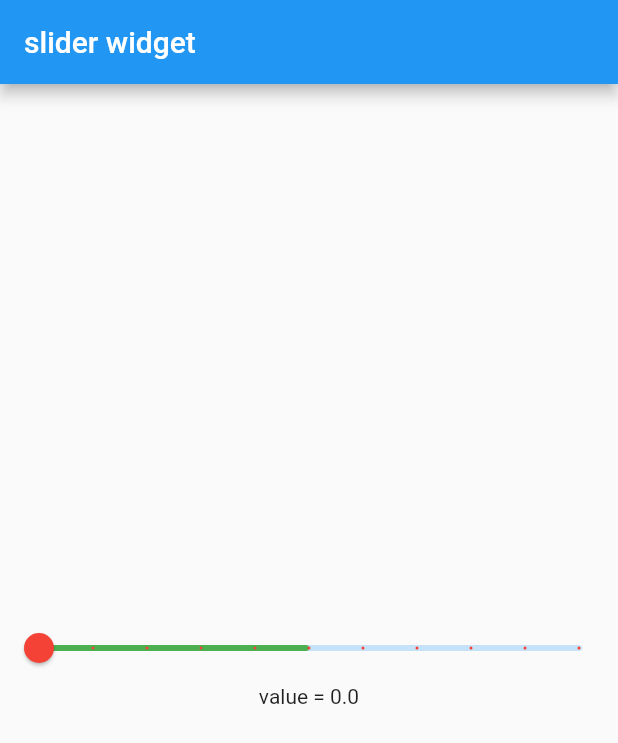
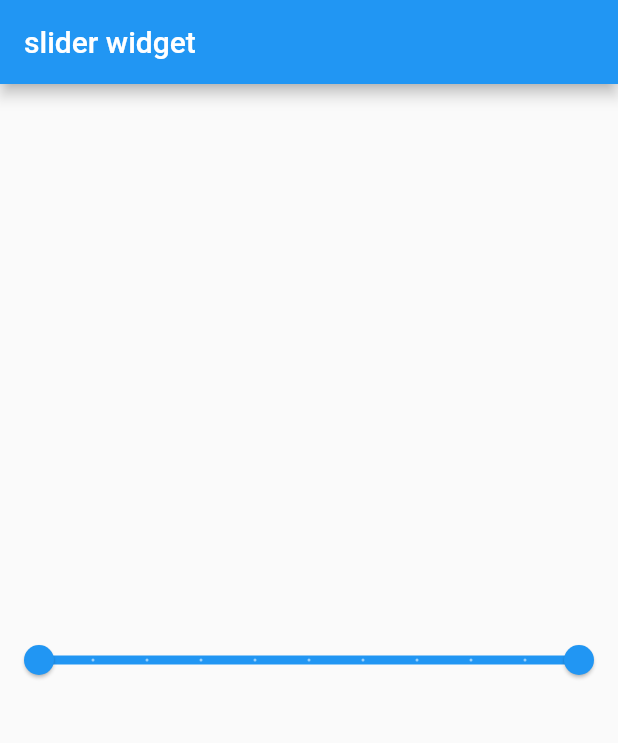
Before and after one commit to huhx/flutter_learn, a Flutter app: the screen it shows after launch, on a phone screen of 412 x 824 dp. Shown: the top 743 px of the screen. Run offline on Flutter 3.47's test engine with Material 2 defaults, Android fonts, the phone set to English and light mode, and no system bars.

Commit message:
[huhx] -Widget: add RangeSlider widget

```diff
--- /dev/null
+++ b/lib/basic/range_slider_widget.dart
@@ -0,0 +1,32 @@
+import 'package:flutter/material.dart';
+
+class RangeSliderWidget extends StatefulWidget {
+  const RangeSliderWidget({super.key});
+
+  @override
+  State<RangeSliderWidget> createState() => _RangeSliderWidgetState();
+}
+
+class _RangeSliderWidgetState extends State<RangeSliderWidget> {
+  RangeValues rangeValues = const RangeValues(0, 100);
+
+  @override
+  Widget build(BuildContext context) {
+    return Scaffold(
+      appBar: AppBar(title: const Text("slider widget")),
+      body: Center(
+        child: RangeSlider(
+          divisions: 10,
+          labels: RangeLabels(
+            rangeValues.start.toString(),
+            rangeValues.end.toString(),
+          ),
+          min: 0,
+          max: 100,
+          values: rangeValues,
+          onChanged: (value) => setState(() => rangeValues = value),
+        ),
+      ),
+    );
+  }
+}
--- a/lib/main.dart
+++ b/lib/main.dart
@@ -1,6 +1,6 @@
 import 'package:flutter/material.dart';
 
-import 'basic/slider_widget.dart';
+import 'basic/range_slider_widget.dart';
 
 void main() {
   runApp(const MyApp());
@@ -16,7 +16,7 @@ class MyApp extends StatelessWidget {
       theme: ThemeData(
         primarySwatch: Colors.blue,
       ),
-      home: const SliderWidget(),
+      home: const RangeSliderWidget(),
     );
   }
 }
```
